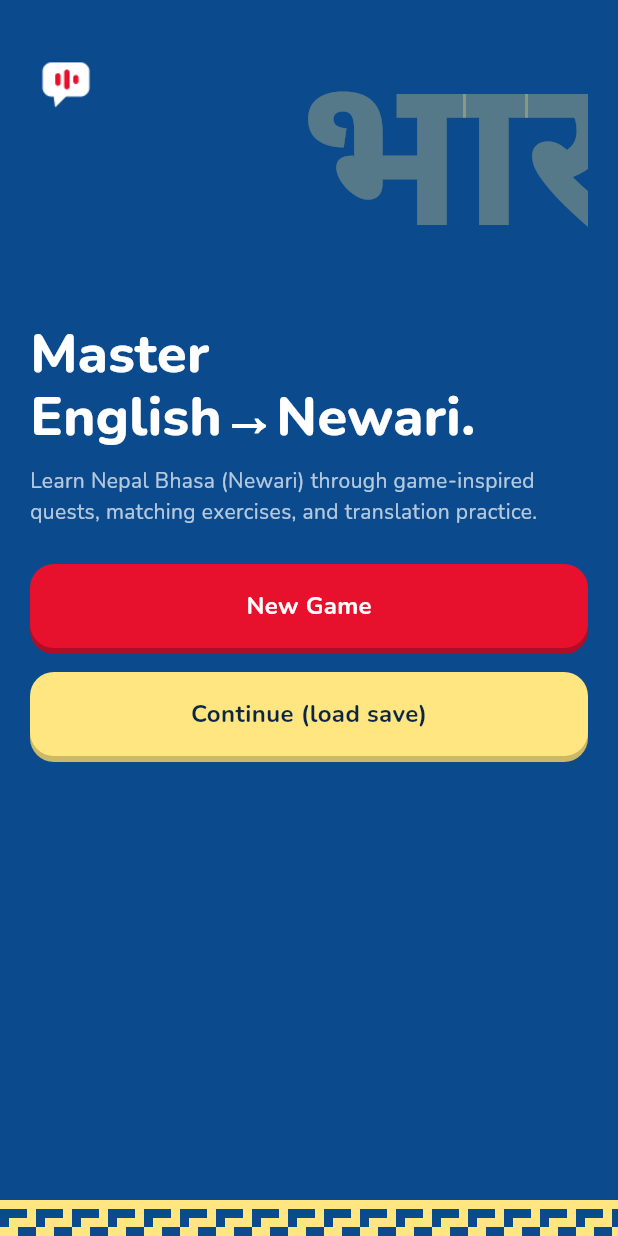
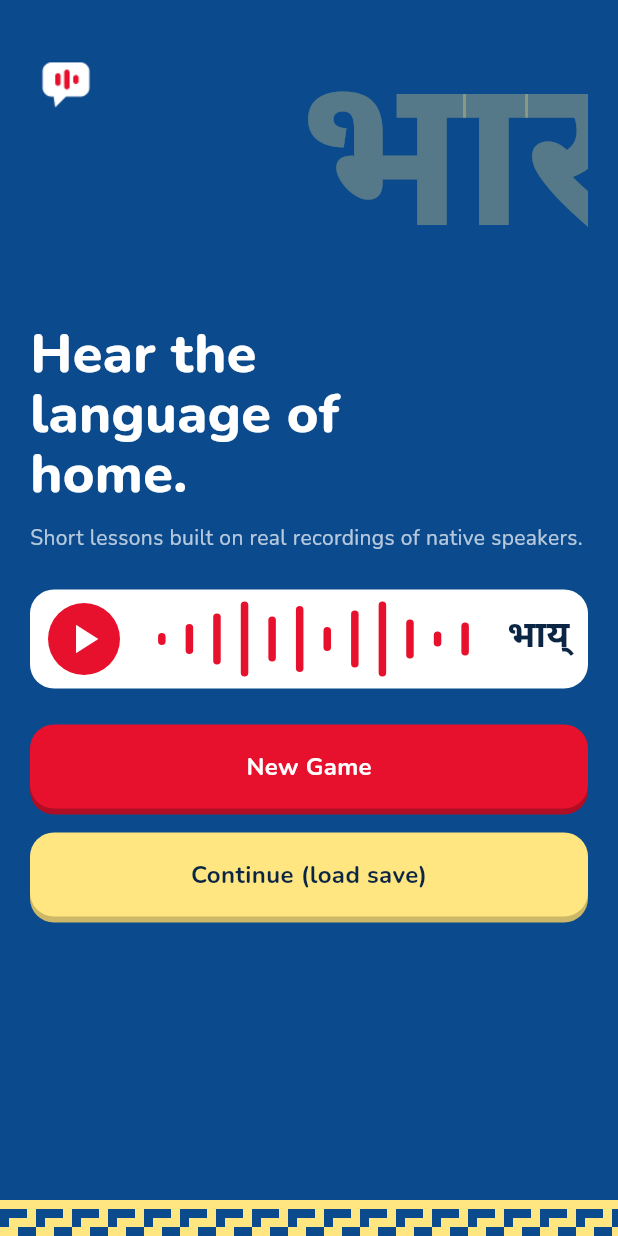
Before and after one commit to Prakritsigdel/glossa, a Flutter app: the screen it shows after launch, on a phone screen of 412 x 824 dp. Run offline on Flutter 3.47's test engine with Material 3 defaults, Android fonts, the phone set to English and light mode, and no system bars; our stand-ins replace flutter_riverpod, flutter_secure_storage, go_router, lottie.

Commit message:
fix(ui): restore original Welcome Screen lower-section design

```diff
--- a/lib/features/onboarding/screens/welcome_screen.dart
+++ b/lib/features/onboarding/screens/welcome_screen.dart
@@ -16,13 +16,13 @@ class WelcomeScreen extends StatelessWidget {
     return Scaffold(
       backgroundColor: GlossaColors.blueDeep,
       body: SafeArea(
-        // top and bottom default to true, so the content stays clear of the
-        // status bar (clock, battery) and the system navigation bar
         child: Column(
           children: [
             Expanded(
               child: SingleChildScrollView(
-                padding: const EdgeInsets.symmetric(horizontal: Spacing.pagePadding),
+                padding: const EdgeInsets.symmetric(
+                  horizontal: Spacing.pagePadding,
+                ),
                 child: Column(
                   crossAxisAlignment: CrossAxisAlignment.start,
                   children: [
@@ -42,7 +42,9 @@ class WelcomeScreen extends StatelessWidget {
                                 fontFamily: 'NotoSansDevanagari',
                                 fontSize: 140,
                                 fontWeight: FontWeight.w700,
-                                color: GlossaColors.yellowPrimary.withValues(alpha: 0.3),
+                                color: GlossaColors.yellowPrimary.withValues(
+                                  alpha: 0.3,
+                                ),
                               ),
                             ),
                           ),
@@ -56,7 +58,7 @@ class WelcomeScreen extends StatelessWidget {
                     ),
                     const SizedBox(height: Spacing.xl),
                     Text(
-                      'Master English\u2192Newari.',
+                      'Hear the\nlanguage of\nhome.',
                       style: GlossaTypography.displayLargeOnDark.copyWith(
                         fontSize: 36,
                         height: 1.1,
@@ -64,9 +66,66 @@ class WelcomeScreen extends StatelessWidget {
                     ),
                     const SizedBox(height: Spacing.md),
                     Text(
-                      'Learn Nepal Bhasa (Newari) through game-inspired quests, '
-                      'matching exercises, and translation practice.',
+                      'Short lessons built on real recordings of native speakers.',
                       style: GlossaTypography.bodyMediumOnDark,
+                    ),
+                    const SizedBox(height: Spacing.xxl),
+                    Container(
+                      width: double.infinity,
+                      padding: const EdgeInsets.symmetric(
+                        horizontal: Spacing.md,
+                        vertical: Spacing.sm,
+                      ),
+                      decoration: BoxDecoration(
+                        color: GlossaColors.white,
+                        borderRadius: BorderRadius.circular(Spacing.cardRadius),
+                      ),
+                      child: Row(
+                        children: [
+                          Container(
+                            width: 48,
+                            height: 48,
+                            decoration: BoxDecoration(
+                              color: GlossaColors.redAction,
+                              shape: BoxShape.circle,
+                            ),
+                            child: const Icon(
+                              Icons.play_arrow,
+                              color: GlossaColors.white,
+                              size: 32,
+                            ),
+                          ),
+                          const SizedBox(width: Spacing.md),
+                          Expanded(
+                            child: Row(
+                              mainAxisAlignment: MainAxisAlignment.spaceEvenly,
+                              crossAxisAlignment: CrossAxisAlignment.center,
+                              children: const [
+                                _WaveformBar(height: 8),
+                                _WaveformBar(height: 20),
+                                _WaveformBar(height: 34),
+                                _WaveformBar(height: 50),
+                                _WaveformBar(height: 30),
+                                _WaveformBar(height: 44),
+                                _WaveformBar(height: 16),
+                                _WaveformBar(height: 38),
+                                _WaveformBar(height: 50),
+                                _WaveformBar(height: 26),
+                                _WaveformBar(height: 10),
+                                _WaveformBar(height: 22),
+                              ],
+                            ),
+                          ),
+                          const SizedBox(width: Spacing.md),
+                          Text(
+                            'भाय्',
+                            style: GlossaTypography.devanagariMedium.copyWith(
+                              fontSize: 24,
+                              color: GlossaColors.blueNavy,
+                            ),
+                          ),
+                        ],
+                      ),
                     ),
                     const SizedBox(height: Spacing.xxl),
                     GlossaButton(
@@ -92,3 +151,21 @@ class WelcomeScreen extends StatelessWidget {
     );
   }
 }
+
+class _WaveformBar extends StatelessWidget {
+  const _WaveformBar({required this.height});
+
+  final double height;
+
+  @override
+  Widget build(BuildContext context) {
+    return Container(
+      width: 5,
+      height: height,
+      decoration: BoxDecoration(
+        color: GlossaColors.redAction,
+        borderRadius: BorderRadius.circular(Spacing.xs),
+      ),
+    );
+  }
+}
```
